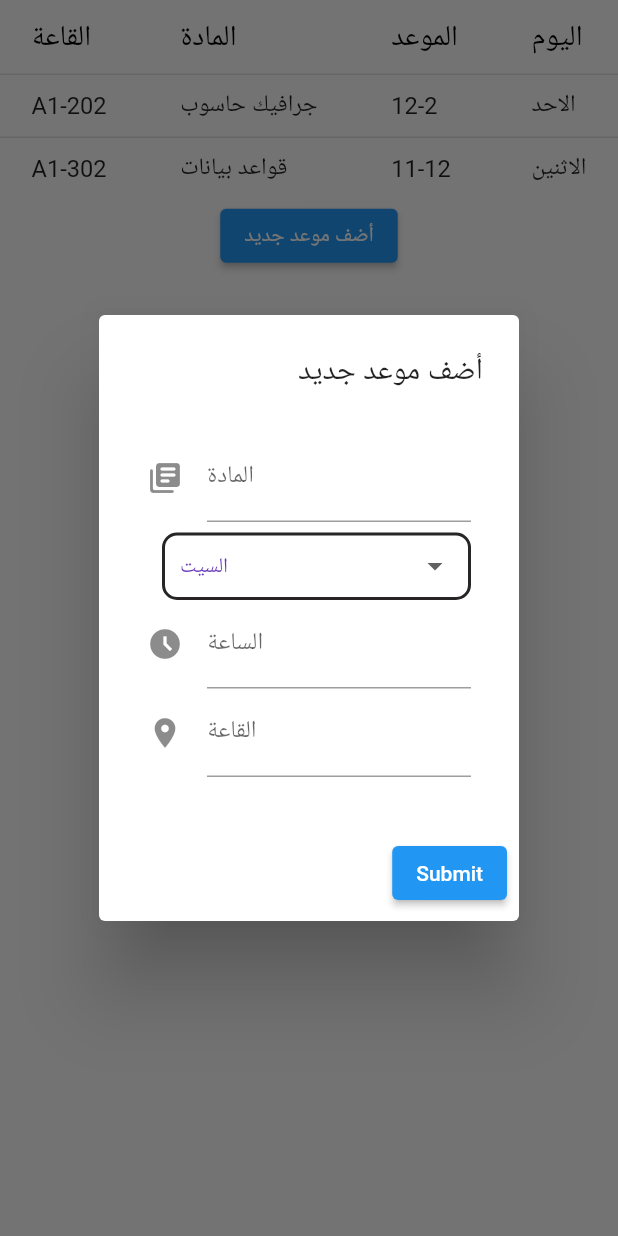
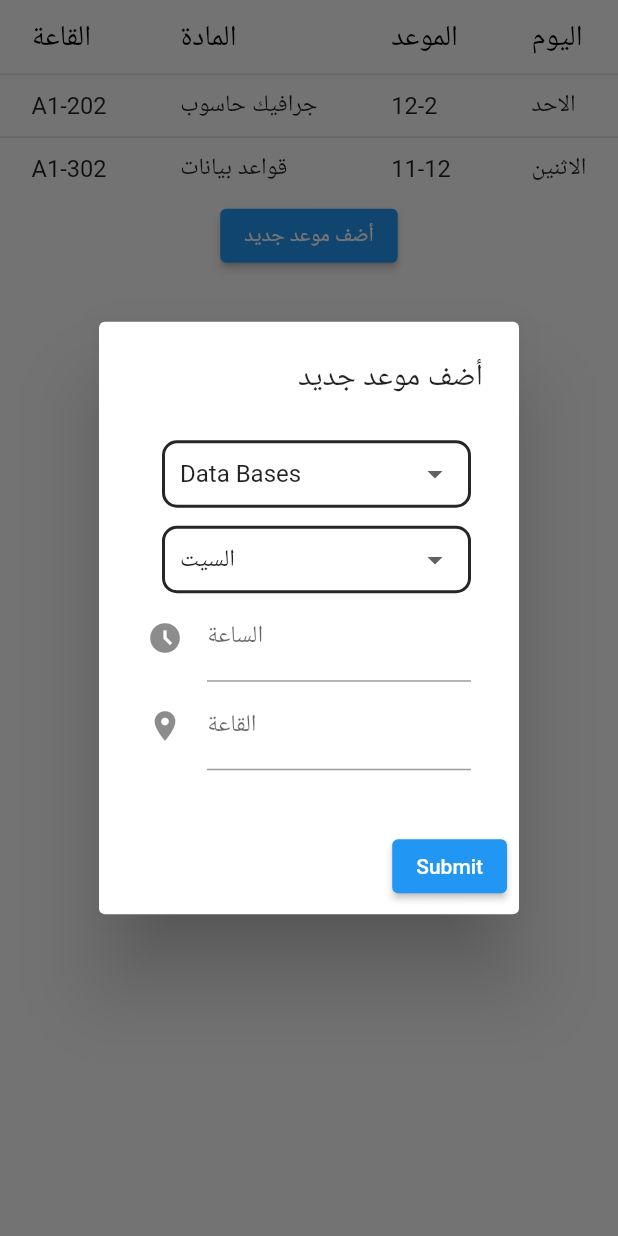
Before and after one commit to saleem-15/University-V1.0, a Flutter app: the Schedule widget shown alone on an empty page, opened directly, after a tap on "أضف موعد جديد", on a phone screen of 412 x 824 dp. Run offline on Flutter 3.47's test engine with Material 2 defaults, Android fonts, the phone set to English and light mode, and no system bars.

Commit message:
subject dropDown menue is done

```diff
--- a/lib/screens/schedule_screen.dart
+++ b/lib/screens/schedule_screen.dart
@@ -2,6 +2,7 @@
 
 import 'package:flutter/material.dart';
 import '../models/lectures.dart';
+import 'subjects_screen.dart';
 
 class Schedule extends StatefulWidget {
   const Schedule({Key? key}) : super(key: key);
@@ -132,7 +133,8 @@ class _ScheduleState extends State<Schedule> {
     // );
   }
 
-  String? dropdownValue = 'السيت';
+  String? dropdownDay = 'السيت';
+  String? dropdownSubject = SubjectsScreen.subjectsList[0];
   final days = ['السيت', 'الأحد', 'الاثنين', 'الثلاثاء', 'الأربعاء', 'الخميس'];
 
   var subjectInput = TextEditingController();
@@ -155,11 +157,37 @@ class _ScheduleState extends State<Schedule> {
                 child: Form(
                   child: Column(
                     children: <Widget>[
-                      TextFormField(
-                        controller: subjectInput,
-                        decoration: InputDecoration(
-                          labelText: 'المادة',
-                          icon: Icon(Icons.library_books_rounded),
+                      Container(
+                        margin: EdgeInsets.only(left: 10, bottom: 5),
+                        height: 45,
+                        padding: EdgeInsets.symmetric(horizontal: 10),
+                        decoration: BoxDecoration(
+                          borderRadius: BorderRadius.circular(10),
+                          border: Border.all(
+                            width: 2,
+                            color: Theme.of(ctx).primaryColor,
+                          ),
+                        ),
+                        child: DropdownButtonHideUnderline(
+                          child: DropdownButton(
+                            isExpanded: true,
+                            value: dropdownSubject,
+                            elevation: 16,
+                            underline: Container(
+                              height: 2,
+                              color: Colors.deepPurpleAccent,
+                            ),
+                            onChanged: (String? newValue) => setState(() {
+                              dropdownSubject = newValue!;
+                            }),
+                            items:
+                                SubjectsScreen.subjectsList.map((String value) {
+                              return DropdownMenuItem(
+                                value: value,
+                                child: Text(value),
+                              );
+                            }).toList(),
+                          ),
                         ),
                       ),
                       Container(
@@ -176,15 +204,14 @@ class _ScheduleState extends State<Schedule> {
                         child: DropdownButtonHideUnderline(
                           child: DropdownButton(
                             isExpanded: true,
-                            value: dropdownValue,
+                            value: dropdownDay,
                             elevation: 16,
-                            style: const TextStyle(color: Colors.deepPurple),
                             underline: Container(
                               height: 2,
                               color: Colors.deepPurpleAccent,
                             ),
                             onChanged: (String? newValue) => setState(() {
-                              dropdownValue = newValue;
+                              dropdownDay = newValue;
                             }),
                             items: days.map((String value) {
                               return DropdownMenuItem(
@@ -222,7 +249,7 @@ class _ScheduleState extends State<Schedule> {
                   Lecture.lecturesList.add(
                     Lecture(
                       subject: subjectInput.text,
-                      day: dropdownValue!,
+                      day: dropdownDay!,
                       time: timeInput.text,
                       place: placeInput.text,
                     ),
--- a/lib/screens/subjects_screen.dart
+++ b/lib/screens/subjects_screen.dart
@@ -2,7 +2,7 @@ import 'package:flutter/material.dart';
 
 class SubjectsScreen extends StatefulWidget {
   final ThemeData theme;
-  var subjectsList = ["Data Bases", "Computer Graphics", "Quran 4"];
+  static var subjectsList = ["Data Bases", "Computer Graphics", "Quran 4"];
 
   SubjectsScreen({required this.theme});
 
@@ -22,7 +22,8 @@ class _SubjectsScreenState extends State<SubjectsScreen> {
           Container(
             height: 500,
             child: ListView(
-              children: widget.subjectsList.map((e) => Text(e)).toList(),
+              children:
+                  SubjectsScreen.subjectsList.map((e) => Text(e)).toList(),
             ),
           ),
           ElevatedButton(
@@ -40,7 +41,7 @@ class _SubjectsScreenState extends State<SubjectsScreen> {
 
   void addNewSubject(String subjectName) {
     setState(() {
-      widget.subjectsList.add(subjectName);
+      SubjectsScreen.subjectsList.add(subjectName);
     });
   }
 
```
